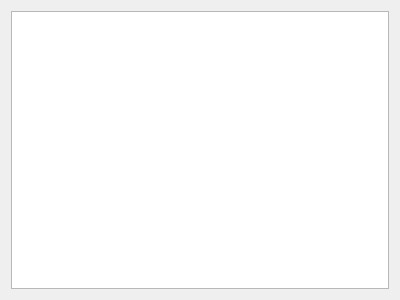
This is ui/widgetgare.ui in darktorres/ERP-STACCATO as Qt 5 draws it before an edit. The edited form follows.
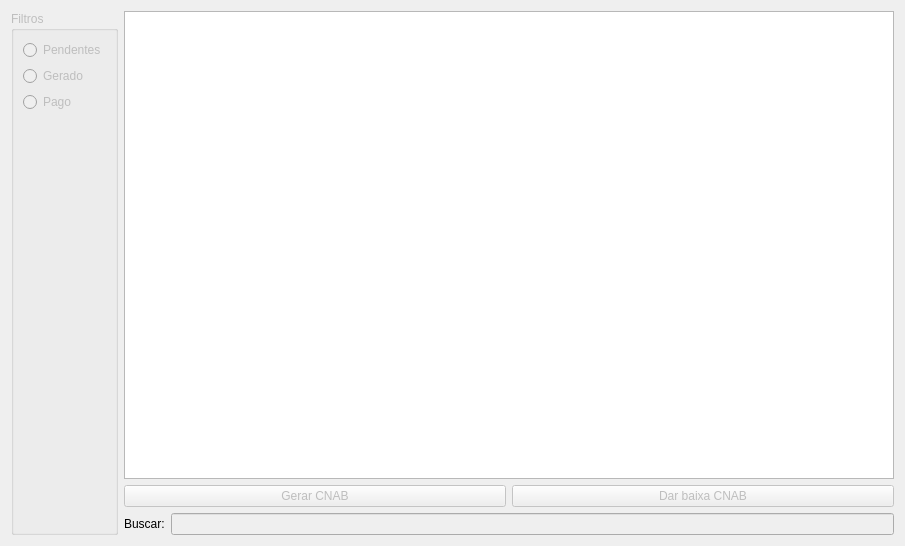
This is the edited form. Custom widgets are drawn as their Qt base class.

Commit message: Tela para gerenciar GAREs

Patch:
```diff
--- a/ui/widgetgare.ui
+++ b/ui/widgetgare.ui
@@ -6,19 +6,127 @@
    <rect>
     <x>0</x>
     <y>0</y>
-    <width>400</width>
-    <height>300</height>
+    <width>905</width>
+    <height>546</height>
    </rect>
   </property>
   <property name="windowTitle">
    <string>Form</string>
   </property>
-  <layout class="QGridLayout" name="gridLayout">
-   <item row="0" column="0">
-    <widget class="QTableView" name="tableView"/>
+  <layout class="QGridLayout" name="gridLayout_4">
+   <item row="0" column="1">
+    <widget class="TableView" name="table">
+     <property name="editTriggers">
+      <set>QAbstractItemView::NoEditTriggers</set>
+     </property>
+     <property name="selectionMode">
+      <enum>QAbstractItemView::MultiSelection</enum>
+     </property>
+     <property name="selectionBehavior">
+      <enum>QAbstractItemView::SelectRows</enum>
+     </property>
+     <property name="sortingEnabled">
+      <bool>true</bool>
+     </property>
+    </widget>
+   </item>
+   <item row="1" column="1">
+    <layout class="QGridLayout" name="gridLayout">
+     <item row="0" column="0">
+      <widget class="QPushButton" name="pushButtonGerarCNAB">
+       <property name="enabled">
+        <bool>false</bool>
+       </property>
+       <property name="text">
+        <string>Gerar CNAB</string>
+       </property>
+      </widget>
+     </item>
+     <item row="0" column="1">
+      <widget class="QPushButton" name="pushButtonBaixaCNAB">
+       <property name="enabled">
+        <bool>false</bool>
+       </property>
+       <property name="text">
+        <string>Dar baixa CNAB</string>
+       </property>
+      </widget>
+     </item>
+    </layout>
+   </item>
+   <item row="2" column="1">
+    <layout class="QGridLayout" name="gridLayout_2">
+     <item row="0" column="0">
+      <widget class="QLabel" name="label">
+       <property name="text">
+        <string>Buscar:</string>
+       </property>
+      </widget>
+     </item>
+     <item row="0" column="1">
+      <widget class="QLineEdit" name="lineEdit">
+       <property name="enabled">
+        <bool>false</bool>
+       </property>
+      </widget>
+     </item>
+    </layout>
+   </item>
+   <item row="0" column="0" rowspan="3">
+    <widget class="QGroupBox" name="groupBox">
+     <property name="enabled">
+      <bool>false</bool>
+     </property>
+     <property name="title">
+      <string>Filtros</string>
+     </property>
+     <layout class="QGridLayout" name="gridLayout_3">
+      <item row="1" column="0">
+       <widget class="QRadioButton" name="radioButton_2">
+        <property name="text">
+         <string>Gerado</string>
+        </property>
+       </widget>
+      </item>
+      <item row="2" column="0">
+       <widget class="QRadioButton" name="radioButton_3">
+        <property name="text">
+         <string>Pago</string>
+        </property>
+       </widget>
+      </item>
+      <item row="0" column="0">
+       <widget class="QRadioButton" name="radioButton">
+        <property name="text">
+         <string>Pendentes</string>
+        </property>
+       </widget>
+      </item>
+      <item row="3" column="0">
+       <spacer name="verticalSpacer">
+        <property name="orientation">
+         <enum>Qt::Vertical</enum>
+        </property>
+        <property name="sizeHint" stdset="0">
+         <size>
+          <width>20</width>
+          <height>40</height>
+         </size>
+        </property>
+       </spacer>
+      </item>
+     </layout>
+    </widget>
    </item>
   </layout>
  </widget>
+ <customwidgets>
+  <customwidget>
+   <class>TableView</class>
+   <extends>QTableView</extends>
+   <header>src/tableview.h</header>
+  </customwidget>
+ </customwidgets>
  <resources/>
  <connections/>
 </ui>
```
The commit also changes 2 other files.
